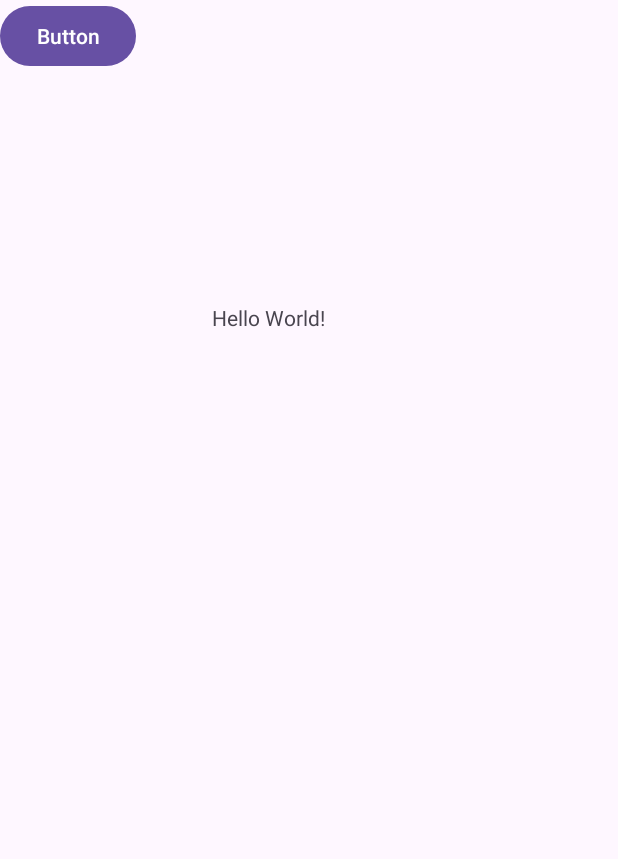
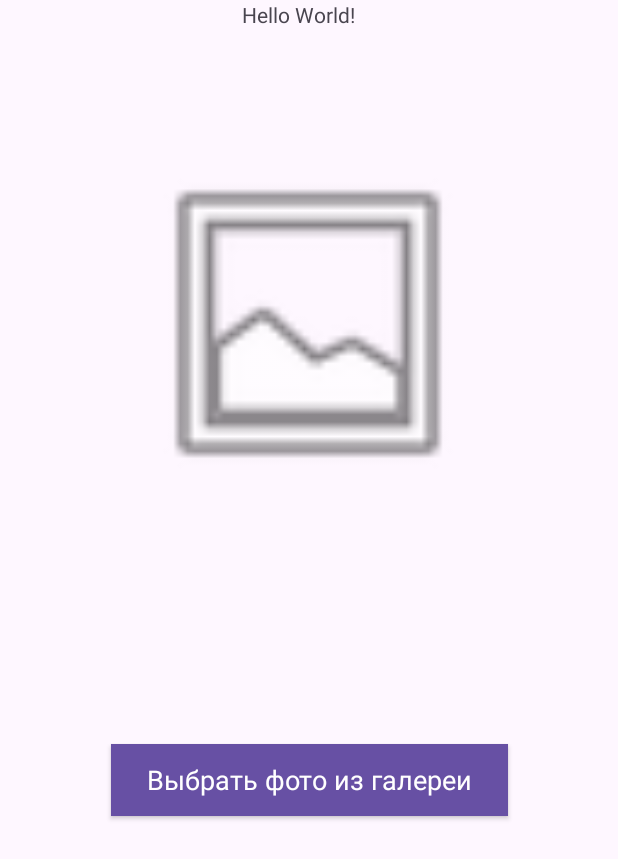
Before and after one commit to MIGHits/PhotoEditor, an Android app: the screen it shows after launch (MainActivity), on a phone screen of 412 x 824 dp. Shown: the top 859 px of the screen. Run offline under Robolectric (Android 15) with nearby library versions, the phone set to English and light mode, and no system bars.

Commit message:
New version

```diff
--- a/app/build.gradle.kts
+++ b/app/build.gradle.kts
@@ -45,4 +45,7 @@ dependencies {
     testImplementation(libs.junit)
     androidTestImplementation(libs.androidx.junit)
     androidTestImplementation(libs.androidx.espresso.core)
+    implementation("com.github.bumptech.glide:glide:4.12.0")
+    annotationProcessor("com.github.bumptech.glide:compiler:4.12.0")
+
 }
--- a/app/src/main/AndroidManifest.xml
+++ b/app/src/main/AndroidManifest.xml
@@ -1,6 +1,7 @@
 <?xml version="1.0" encoding="utf-8"?>
 <manifest xmlns:android="http://schemas.android.com/apk/res/android"
     xmlns:tools="http://schemas.android.com/tools">
+    <uses-permission android:name="android.permission.READ_EXTERNAL_STORAGE"/>
 
     <application
         android:allowBackup="true"
@@ -13,7 +14,7 @@
         android:theme="@style/Theme.PhotoEditor"
         tools:targetApi="31">
         <activity
-            android:name=".MainActivity"
+            android:name="com.example.myapplication.MainActivity"
             android:exported="true">
             <intent-filter>
                 <action android:name="android.intent.action.MAIN" />
--- a/app/src/main/res/layout/activity_main.xml
+++ b/app/src/main/res/layout/activity_main.xml
@@ -8,22 +8,39 @@
     tools:context=".MainActivity">
 
     <TextView
+        android:id="@+id/textView"
         android:layout_width="wrap_content"
         android:layout_height="wrap_content"
         android:text="Hello World!"
+        app:layout_constraintEnd_toEndOf="parent"
+        app:layout_constraintHorizontal_bias="0.479"
+        app:layout_constraintStart_toStartOf="parent" />
+
+    <Button
+        android:id="@+id/photo_pick_button"
+        style="@style/Widget.AppCompat.Button"
+        android:layout_width="wrap_content"
+        android:layout_height="wrap_content"
+        android:background="#E91E63"
+        android:text="Выбрать фото из галереи"
+        android:textAppearance="@style/TextAppearance.AppCompat.Medium"
         app:layout_constraintBottom_toBottomOf="parent"
         app:layout_constraintEnd_toEndOf="parent"
-        app:layout_constraintHorizontal_bias="0.419"
+        app:layout_constraintStart_toStartOf="parent"
+        app:layout_constraintTop_toBottomOf="@+id/image_save"
+        app:layout_constraintVertical_bias="0.343"
+        app:strokeColor="#FFFFFF" />
+
+    <ImageView
+        android:id="@+id/image_save"
+        android:layout_width="233dp"
+        android:layout_height="267dp"
+        app:layout_constraintBottom_toBottomOf="parent"
+        app:layout_constraintEnd_toEndOf="parent"
+        app:layout_constraintHorizontal_bias="0.497"
         app:layout_constraintStart_toStartOf="parent"
         app:layout_constraintTop_toTopOf="parent"
-        app:layout_constraintVertical_bias="0.251" />
-
-    <Button
-        android:id="@+id/button"
-        android:layout_width="wrap_content"
-        android:layout_height="wrap_content"
-        android:text="Button"
-        tools:layout_editor_absoluteX="140dp"
-        tools:layout_editor_absoluteY="257dp" />
+        app:layout_constraintVertical_bias="0.147"
+        app:srcCompat="@android:drawable/ic_menu_gallery" />
 
 </androidx.constraintlayout.widget.ConstraintLayout>
```
Also changed, not shown: app/src/main/java/com/example/photoeditor/MainActivity.kt (+98 -3 lines).
